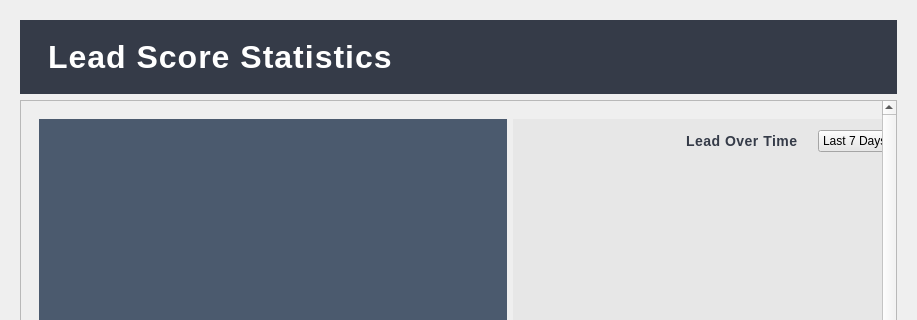
ImGaby123/SalesOptimizer-CRM, file SalesOptimizer/views/ui/market_dashboard.ui: the form before one commit; both pictures show x 0 to 917 and y 0 to 320 of the 917 by 1168 pixel window.
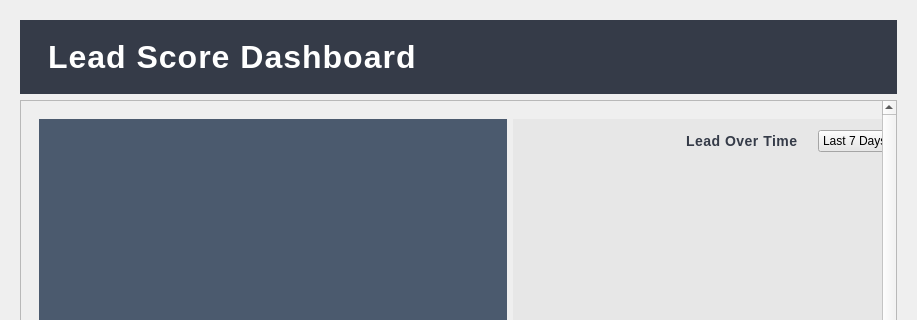
The form after the commit.

Commit message: Lead Score Dashboard title

The edit to the form file:
```diff
--- a/SalesOptimizer/views/ui/market_dashboard.ui
+++ b/SalesOptimizer/views/ui/market_dashboard.ui
@@ -538,7 +538,7 @@
           <item>
            <widget class="QLabel" name="label_2">
             <property name="text">
-             <string>Lead Score Statistics</string>
+             <string>Lead Score Dashboard</string>
             </property>
            </widget>
           </item>
```
The commit also changes 1 other file.
